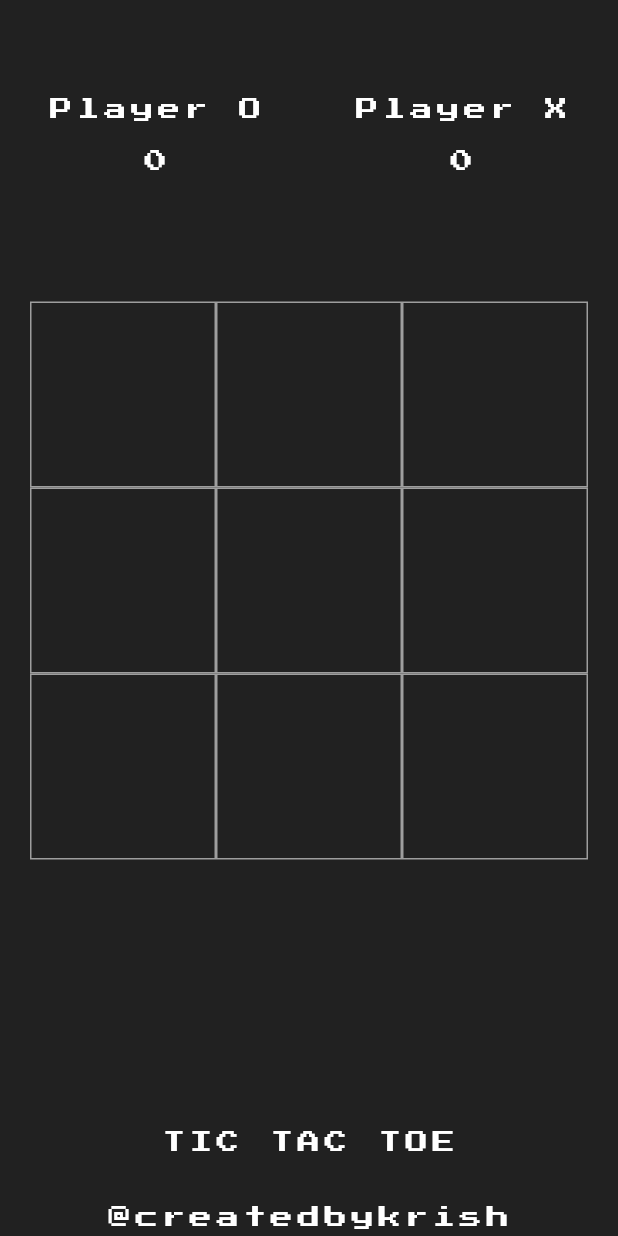
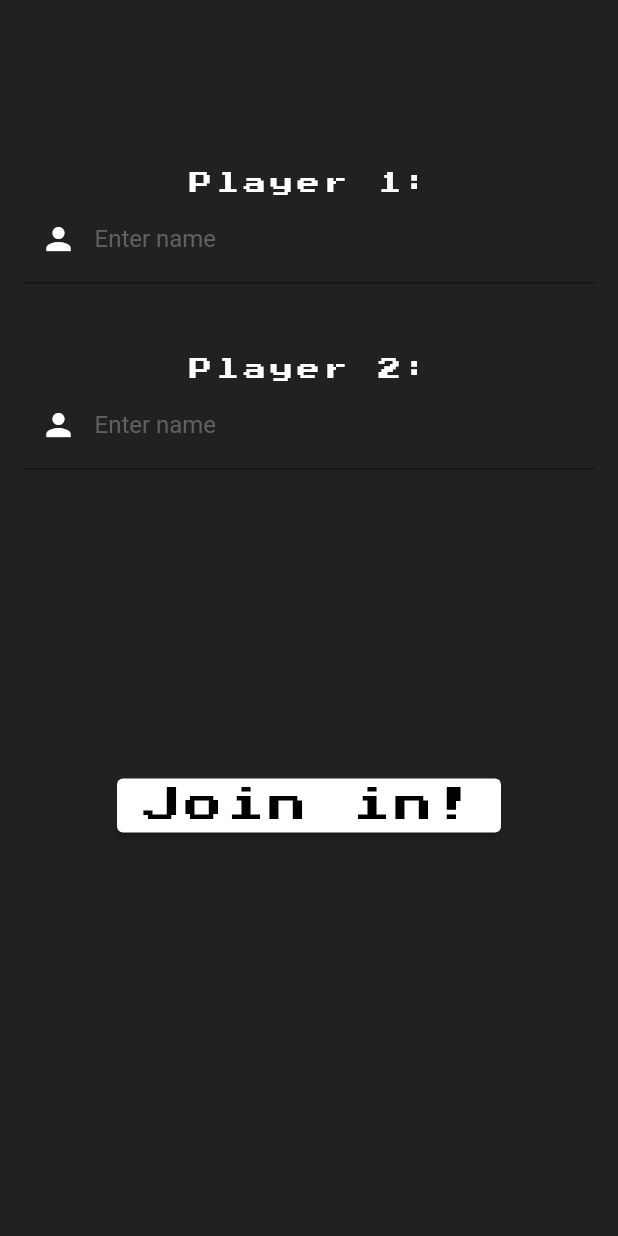
Before and after one commit to Kr1shnendu/Tic-Tac-toe_game, a Flutter app: the screen it shows after launch, after a tap on "Play Game!", on a phone screen of 412 x 824 dp. Run offline on Flutter 3.47's test engine with Material 2 defaults, Android fonts, the light colour scheme and no system bars; our stand-ins replace google_fonts.

Commit message:
2nd commit

```diff
--- a/tictactoe/lib/main.dart
+++ b/tictactoe/lib/main.dart
@@ -1,8 +1,8 @@
 
 
 import 'package:flutter/material.dart';
-import 'homepage.dart';
 import 'package:google_fonts/google_fonts.dart';
+import 'namepage.dart';
 
 
 
@@ -72,7 +72,7 @@ class IntroScreen extends StatelessWidget {
               Navigator.push(
                 context,
                 MaterialPageRoute(
-                  builder: ((context) => HomePage()
+                  builder: ((context) => NamePage()
                   )
                 ),
               );
--- /dev/null
+++ b/tictactoe/lib/namepage.dart
@@ -0,0 +1,106 @@
+import 'package:flutter/material.dart';
+import 'package:google_fonts/google_fonts.dart';
+import 'homepage.dart';
+
+class NamePage extends StatefulWidget {
+  const NamePage({super.key});
+
+  @override
+  State<NamePage> createState() => _NamePageState();
+}
+
+class _NamePageState extends State<NamePage> {
+
+  final TextEditingController _name1=TextEditingController();
+  final TextEditingController _name2=TextEditingController();
+
+
+  static var myNewFont = GoogleFonts.pressStart2p(
+    textStyle: TextStyle(color: Colors.black,letterSpacing: 3,fontSize: 25)
+  );
+
+  static var myNewFontWhite = GoogleFonts.pressStart2p(
+    textStyle: TextStyle(color: Colors.white,letterSpacing: 3,fontSize: 15)
+  );
+
+  @override
+  Widget build(BuildContext context) {
+    return Material(
+      color: Colors.grey[900],
+      child: SingleChildScrollView(
+        child: Center(
+          child: Padding(
+            padding: const EdgeInsets.all(15.0),
+            child: Column(
+              children: [
+                SizedBox(
+                  height: 100,
+                ),
+
+                SizedBox(
+                  child: Text("Player 1:", style: myNewFontWhite,)
+                ),
+                TextFormField(
+                  controller: _name1,
+                  style: TextStyle(color: Colors.white),
+                  decoration: InputDecoration(
+                  prefixIcon: Icon(Icons.person,color: Colors.white),
+                  labelStyle: TextStyle(color: Colors.grey[700]),
+                    hintText: "Enter Player 1 name",
+                    labelText: "Enter name",
+                  ),
+
+                  onChanged: (value) => {
+
+                    },
+                ),
+                SizedBox(
+                  height: 50,
+                ),
+                SizedBox(
+                  child: Text("Player 2:", style: myNewFontWhite,)
+                ),
+                TextFormField(
+                  controller: _name2,
+                  style: TextStyle(color: Colors.white),
+                  decoration: InputDecoration(
+                  prefixIcon: Icon(Icons.person,color: Colors.white),
+                  labelStyle: TextStyle(color: Colors.grey[700]),
+
+                  hintText: "Enter Player 2 name",
+                  labelText: "Enter name",
+                  ),
+                  onChanged: (value) => {
+
+                    },
+                ),
+                SizedBox(
+                  height: 200,
+                ),
+                ElevatedButton(
+                  style: ElevatedButton.styleFrom(primary: Colors.white),
+
+                  onPressed:() {
+                    Navigator.push(context,
+                    MaterialPageRoute(
+                      builder: ((context) => HomePage(
+                         _name1.text,
+                        _name2.text,
+                      ) ),
+                      )
+                    );
+                  },
+
+                  child: Text("Join in!", style: myNewFont)
+                  ),
+                SizedBox(
+                  height: 200,
+                ),
+              ],
+            ),
+          ),
+        ),
+      ),
+    );
+  }
+}
```
Also changed, not shown: tictactoe/lib/homepage.dart (+30 -5 lines).
